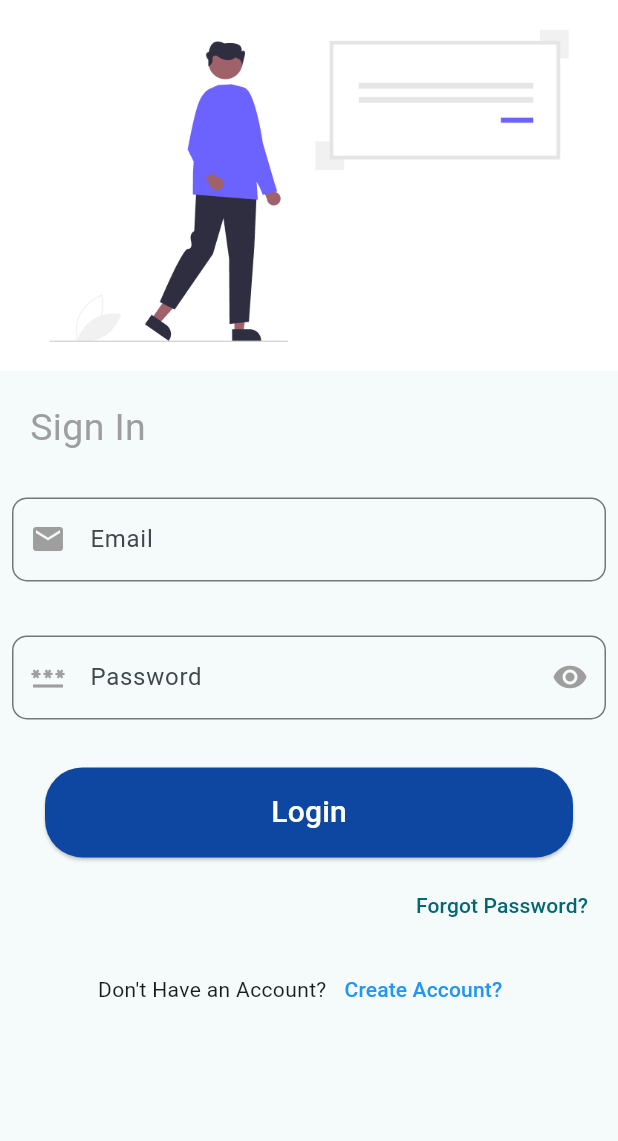
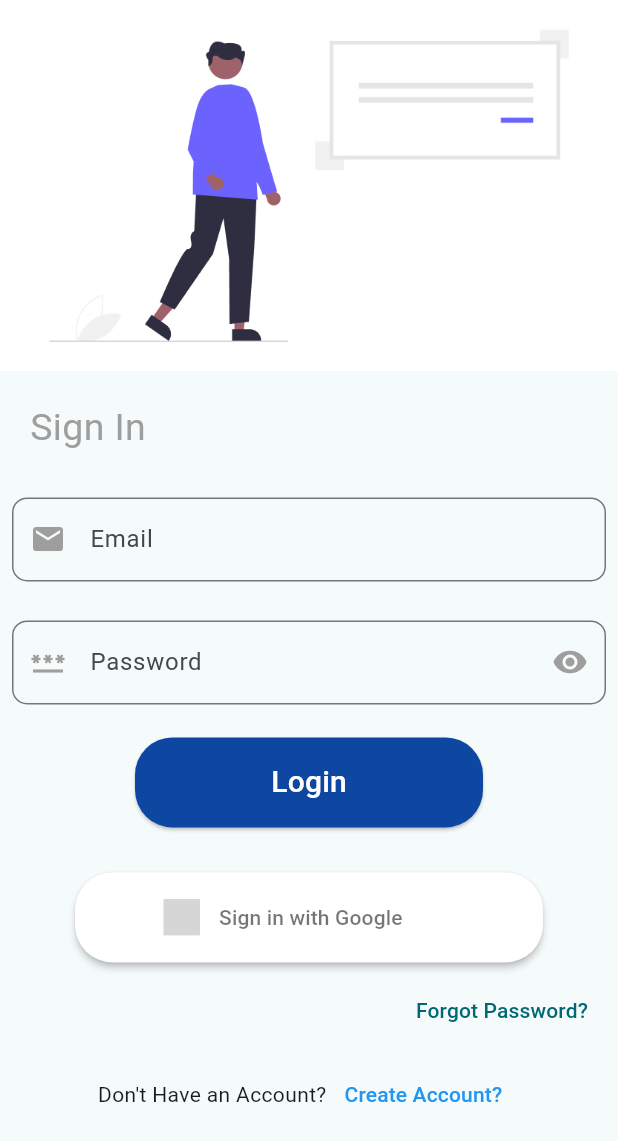
Before and after one commit to kkbughunter/control, a Flutter app: the screen it shows after launch, on a phone screen of 412 x 824 dp. Shown: the top 1141 px of the screen. Run offline on Flutter 3.47's test engine with Material 3 defaults, Android fonts, the phone set to English and light mode, and no system bars; our stand-ins replace firebase_auth, firebase_core, flutter_signin_button, google_sign_in; accounts and stored records are empty; grey boxes are pictures that could not be loaded.

Commit message:
Google login impl Done

```diff
--- a/lib/screens/login.dart
+++ b/lib/screens/login.dart
@@ -3,6 +3,8 @@ import 'package:control/screens/forget_password.dart';
 import 'package:control/screens/home.dart';
 import 'package:flutter/material.dart';
 import 'package:control/screens/register.dart';
+import 'package:flutter/services.dart';
+import 'package:flutter_signin_button/flutter_signin_button.dart';
 
 class AppLoginScreen extends StatefulWidget {
   const AppLoginScreen({super.key});
@@ -66,7 +68,7 @@ class _AppLoginScreenState extends State<AppLoginScreen> {
                   ),
                 ),
               ),
-              SizedBox(height: 20),
+              SizedBox(height: 10),
               Padding(
                 padding: const EdgeInsets.all(8.0),
                 child: TextFormField(
@@ -104,11 +106,16 @@ class _AppLoginScreenState extends State<AppLoginScreen> {
                   ),
                 ),
               ),
-              SizedBox(height: 20),
+              SizedBox(height: 10),
               Padding(
-                padding: const EdgeInsets.only(top: 4, left: 30, right: 30),
+                padding: const EdgeInsets.only(top: 4, left: 90, right: 90),
                 child: loginButton(),
               ),
+              SizedBox(height: 30),
+              // google auth option will be added here
+              buildCustomButton("button", () {
+                print("hello");
+              }),
               Row(
                 mainAxisAlignment: MainAxisAlignment.end,
                 children: [
@@ -195,4 +202,23 @@ class _AppLoginScreenState extends State<AppLoginScreen> {
       ),
     );
   }
+
+  Widget buildCustomButton(String title, Function()? onTap) {
+    return Padding(
+      padding: const EdgeInsets.only(left: 50, right: 50),
+      child: SizedBox(
+        height: 60, // Adjust height as needed
+        child: SignInButton(
+          Buttons.Google,
+          mini: false,
+          shape: RoundedRectangleBorder(
+            borderRadius: BorderRadius.circular(25),
+          ),
+          onPressed: () async {
+            await AuthManage().LoginWithGoogle();
+          },
+        ),
+      ),
+    );
+  }
 }
--- a/pubspec.yaml
+++ b/pubspec.yaml
@@ -37,6 +37,8 @@ dependencies:
   firebase_core: ^3.10.1
   firebase_auth: ^5.4.1
   firebase_ui_auth: ^1.16.1
+  flutter_signin_button: ^2.0.0
+  google_sign_in: ^6.2.1
 
 dev_dependencies:
   flutter_test:
```
Also changed, not shown: lib/authmanagement/auth_manage.dart (+48 -3 lines), pubspec.lock.
